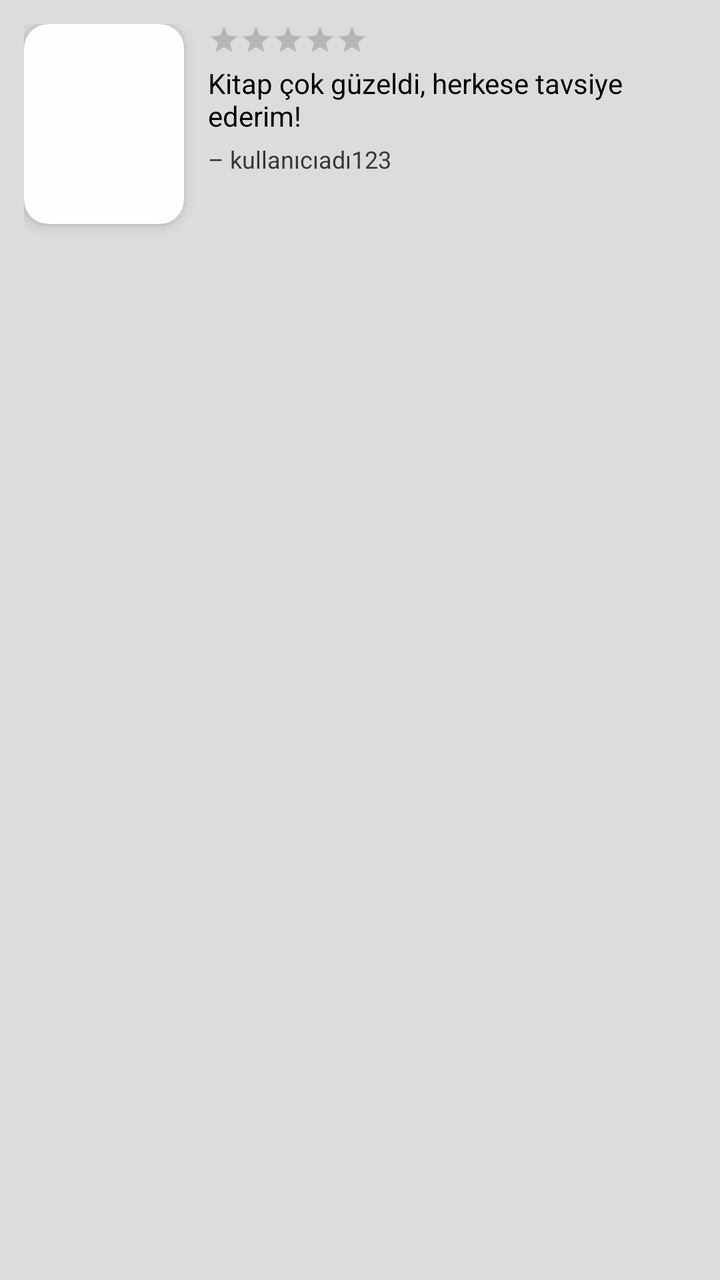
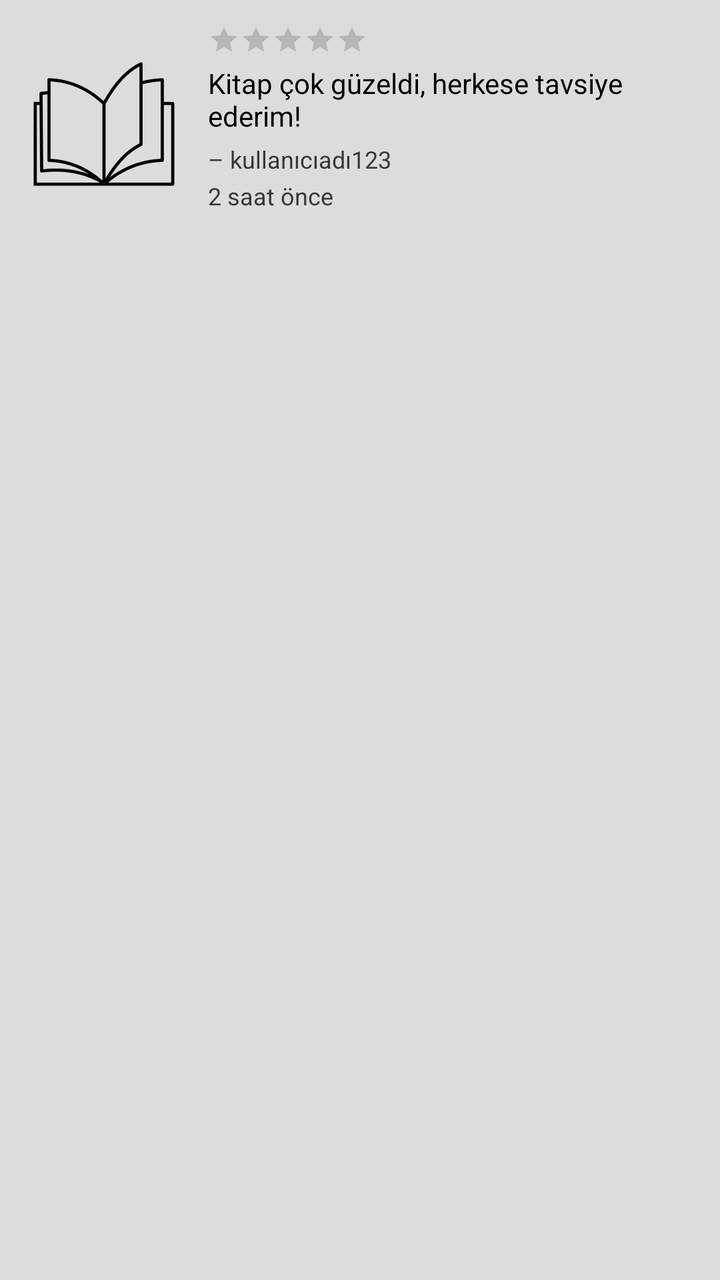

An Android layout rendered at two revisions. The XML below is the earlier revision; the diff shows what the commit changed to produce the second picture.
<!-- AndroidManifest.xml: application theme Theme.FrontendBook -->
<!-- res/layout/item_review.xml -->
<LinearLayout xmlns:android="http://schemas.android.com/apk/res/android"
    android:layout_width="match_parent"
    android:layout_height="wrap_content"
    android:padding="12dp"
    android:orientation="horizontal"
    android:background="@color/boxes_background">

    
    <include
        layout="@layout/item_book_grid"
        android:layout_width="80dp"
        android:layout_height="100dp"
        android:layout_marginEnd="12dp" /> />

    
    <LinearLayout
        android:layout_width="0dp"
        android:layout_height="wrap_content"
        android:layout_weight="1"
        android:orientation="vertical">

        
        <RatingBar
            android:id="@+id/reviewRating"
            android:layout_width="wrap_content"
            android:layout_height="wrap_content"
            android:numStars="5"
            android:stepSize="1"
            android:isIndicator="true"
            android:layout_marginBottom="4dp"
            style="@style/Widget.AppCompat.RatingBar.Small" />

        
        <TextView
            android:id="@+id/reviewText"
            android:layout_width="match_parent"
            android:layout_height="wrap_content"
            android:text="Kitap çok güzeldi, herkese tavsiye ederim!"
            android:textColor="@color/textPrimary"
            android:textSize="14sp"
            android:layout_marginBottom="4dp" />

        
        <TextView
            android:id="@+id/reviewUsername"
            android:layout_width="match_parent"
            android:layout_height="wrap_content"
            android:text="– kullanıcıadı123"
            android:textColor="@color/textSecondary"
            android:textSize="12sp" />
    </LinearLayout>
</LinearLayout>
<!-- res/layout/item_book_grid.xml (included above) -->
<androidx.cardview.widget.CardView
    xmlns:android="http://schemas.android.com/apk/res/android"
    xmlns:card_view="http://schemas.android.com/apk/res-auto"
    android:layout_width="wrap_content"
    android:layout_height="wrap_content"
    android:layout_margin="8dp"
    card_view:cardCornerRadius="12dp"
    card_view:cardElevation="4dp"
    card_view:cardBackgroundColor="@color/backgroundPrimary">

    <LinearLayout
        android:layout_width="match_parent"
        android:layout_height="wrap_content"
        android:orientation="vertical"
        android:padding="8dp"
        android:gravity="center_horizontal">

        <ImageView
            android:id="@+id/bookImage"
            android:layout_width="120dp"
            android:layout_height="160dp"
            android:scaleType="centerCrop" />

        <TextView
            android:id="@+id/bookTitle"
            android:layout_width="match_parent"
            android:layout_height="wrap_content"
            android:text="Book Title"
            android:textColor="@color/textPrimary"
            android:textSize="14sp"
            android:textStyle="bold"
            android:maxLines="2"
            android:ellipsize="end"
            android:gravity="center"
            android:layout_marginTop="8dp" />
    </LinearLayout>
</androidx.cardview.widget.CardView>
<!-- resources referenced by this layout -->
<resources>
  <color name="backgroundPrimary">#FEFEFE</color>
  <color name="boxes_background">#DCDCDC</color>
  <color name="textPrimary">#000000</color>
  <color name="textSecondary">#363636</color>
  <style name="Theme.FrontendBook" parent="Base.Theme.FrontendBook" />
  <style name="Base.Theme.FrontendBook" parent="Theme.Material3.DayNight.NoActionBar">
          <item name="colorPrimary">@color/backgroundPrimary</item>
          <item name="colorPrimaryVariant">@color/backgroundSecondary</item>
          <item name="colorOnPrimary">@color/black</item>
          <item name="colorSecondary">@color/black</item>
          <item name="colorOutline">@color/line</item>
  
      </style>
  <color name="backgroundSecondary">#D9D9D9</color>
  <color name="black">#000000</color>
  <color name="line">#D9D9D9</color>
</resources>

<!-- the commit's change to res/layout/item_review.xml (unified diff, before → after) -->
@@ -1,16 +1,20 @@
-<LinearLayout xmlns:android="http://schemas.android.com/apk/res/android"
+<?xml version="1.0" encoding="utf-8"?>
+<LinearLayout
+    xmlns:android="http://schemas.android.com/apk/res/android"
     android:layout_width="match_parent"
     android:layout_height="wrap_content"
+    android:orientation="horizontal"
     android:padding="12dp"
-    android:orientation="horizontal"
     android:background="@color/boxes_background">
 
     
-    <include
-        layout="@layout/item_book_grid"
+    <ImageView
+        android:id="@+id/reviewBookCover"
         android:layout_width="80dp"
         android:layout_height="100dp"
-        android:layout_marginEnd="12dp" /> />
+        android:layout_marginEnd="12dp"
+        android:src="@drawable/placeholder"
+       />
 
     
     <LinearLayout
@@ -21,18 +25,18 @@
 
         
         <RatingBar
-            android:id="@+id/reviewRating"
+            android:id="@+id/reviewRatingBar"
+            style="?android:attr/ratingBarStyleSmall"
             android:layout_width="wrap_content"
             android:layout_height="wrap_content"
             android:numStars="5"
             android:stepSize="1"
             android:isIndicator="true"
-            android:layout_marginBottom="4dp"
-            style="@style/Widget.AppCompat.RatingBar.Small" />
+            android:layout_marginBottom="4dp" />
 
         
         <TextView
-            android:id="@+id/reviewText"
+            android:id="@+id/reviewContent"
             android:layout_width="match_parent"
             android:layout_height="wrap_content"
             android:text="Kitap çok güzeldi, herkese tavsiye ederim!"
@@ -42,49 +46,22 @@
 
         
         <TextView
-            android:id="@+id/reviewUsername"
+            android:id="@+id/reviewAuthor"
             android:layout_width="match_parent"
             android:layout_height="wrap_content"
             android:text="– kullanıcıadı123"
             android:textColor="@color/textSecondary"
+            android:textSize="12sp"
+            android:layout_marginBottom="2dp" />
+
+        
+        <TextView
+            android:id="@+id/reviewTimestamp"
+            android:layout_width="match_parent"
+            android:layout_height="wrap_content"
+            android:text="2 saat önce"
+            android:textColor="@color/textSecondary"
             android:textSize="12sp" />
+
     </LinearLayout>
 </LinearLayout>
-<!-- res/layout/item_book_grid.xml (included above) -->
-<androidx.cardview.widget.CardView
-    xmlns:android="http://schemas.android.com/apk/res/android"
-    xmlns:card_view="http://schemas.android.com/apk/res-auto"
-    android:layout_width="wrap_content"
-    android:layout_height="wrap_content"
-    android:layout_margin="8dp"
-    card_view:cardCornerRadius="12dp"
-    card_view:cardElevation="4dp"
-    card_view:cardBackgroundColor="@color/backgroundPrimary">
-
-    <LinearLayout
-        android:layout_width="match_parent"
-        android:layout_height="wrap_content"
-        android:orientation="vertical"
-        android:padding="8dp"
-        android:gravity="center_horizontal">
-
-        <ImageView
-            android:id="@+id/bookImage"
-            android:layout_width="120dp"
-            android:layout_height="160dp"
-            android:scaleType="centerCrop" />
-
-        <TextView
-            android:id="@+id/bookTitle"
-            android:layout_width="match_parent"
-            android:layout_height="wrap_content"
-            android:text="Book Title"
-            android:textColor="@color/textPrimary"
-            android:textSize="14sp"
-            android:textStyle="bold"
-            android:maxLines="2"
-            android:ellipsize="end"
-            android:gravity="center"
-            android:layout_marginTop="8dp" />
-    </LinearLayout>
-</androidx.cardview.widget.CardView>
<!-- resource entries referenced after the edit -->
@@ -4,6 +4,7 @@
   <color name="boxes_background">#DCDCDC</color>
   <color name="textPrimary">#000000</color>
   <color name="textSecondary">#363636</color>
+  <!-- drawable placeholder: png bitmap (drawable, 27659 bytes) -->
   <style name="Theme.FrontendBook" parent="Base.Theme.FrontendBook" />
   <style name="Base.Theme.FrontendBook" parent="Theme.Material3.DayNight.NoActionBar">
           <item name="colorPrimary">@color/backgroundPrimary</item>
